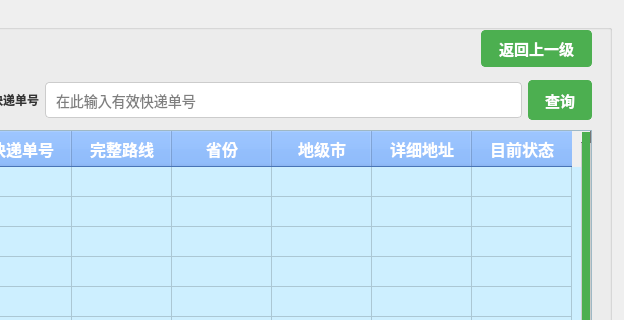
Before: the Qt Designer form modules/postman/postman_search_delivery.ui in gfzyl/Parcel-System, drawn with Qt 5; both pictures show x 159 to 783 and y 0 to 320 of the 783 by 585 pixel window.
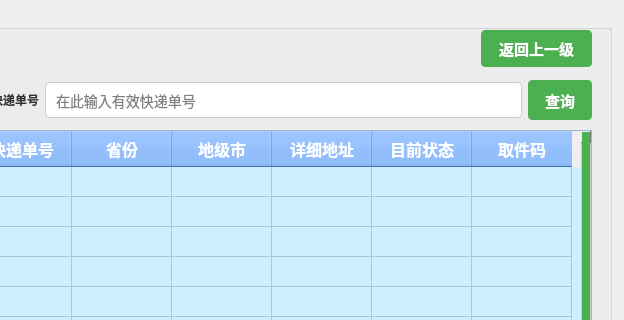
After: the same form once the commit is applied.

What changed in the file:
```diff
--- a/modules/postman/postman_search_delivery.ui
+++ b/modules/postman/postman_search_delivery.ui
@@ -191,11 +191,6 @@
       <string>快递单号</string>
      </property>
     </column>
-    <column>
-     <property name="text">
-      <string>完整路线</string>
-     </property>
-    </column>
     <column>
      <property name="text">
       <string>省份</string>
@@ -216,6 +211,11 @@
       <string>目前状态</string>
      </property>
     </column>
+    <column>
+     <property name="text">
+      <string>取件码</string>
+     </property>
+    </column>
    </widget>
    <widget class="QWidget" name="layoutWidget">
     <property name="geometry">
```
Left out of the diff: 6 changed lines with no effect on the pictures.
